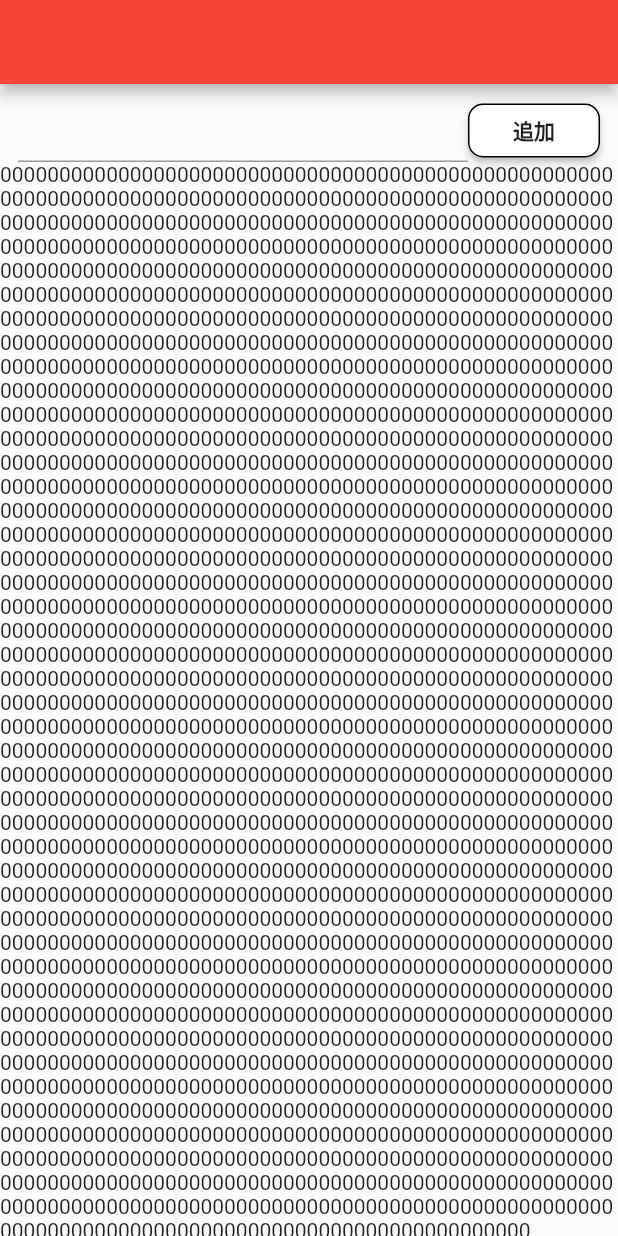
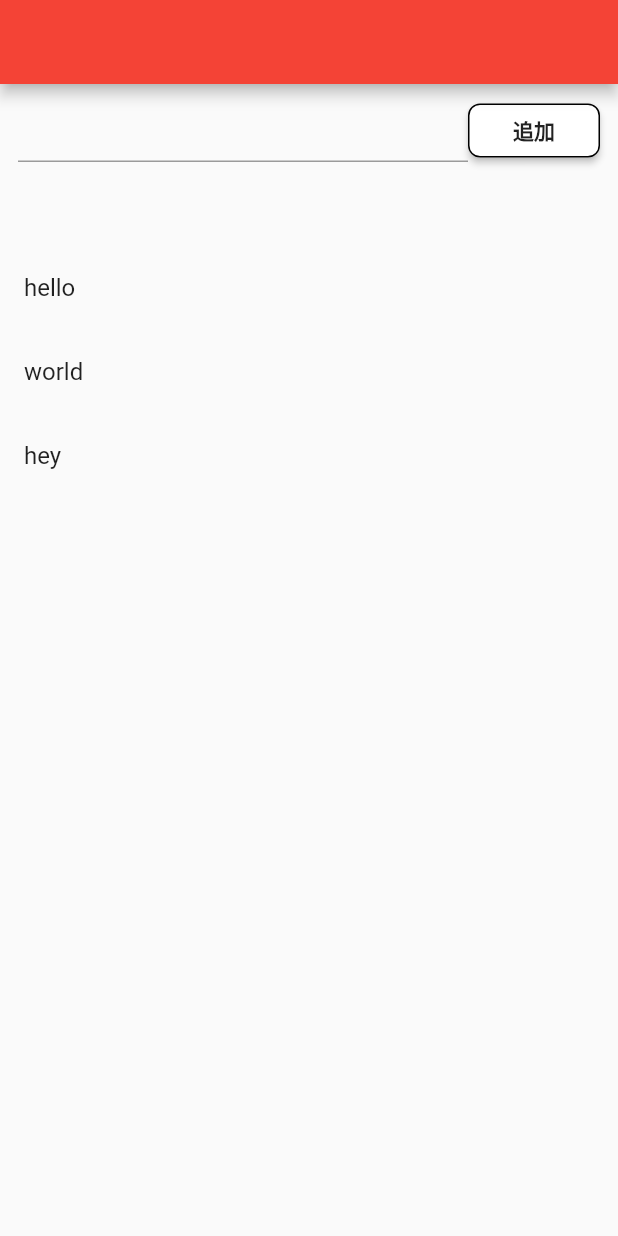
Before and after one commit to hirossan4049/flutter-todo, a Flutter app: the screen it shows after launch, after a tap on "追加", on a phone screen of 412 x 824 dp. Run offline on Flutter 3.47's test engine with Material 2 defaults, Android fonts, the phone set to English and light mode, and no system bars.

Commit message:
not working

```diff
--- a/lib/main.dart
+++ b/lib/main.dart
@@ -39,7 +39,10 @@ class MyHomePage extends StatefulWidget {
 class _MyHomePageState extends State<MyHomePage> {
   int _counter = 0;
   String _text = "";
+  var _controller = TextEditingController();
+  var listViewKey = Key("listView");
   List<Color> colorList = [Colors.cyan, Colors.deepOrange, Colors.indigo];
+  List<String> lists = ["hello", "world", "hey"];
 
   void _incrementCounter() {
     setState(() {
@@ -50,6 +53,14 @@ class _MyHomePageState extends State<MyHomePage> {
   void _handleText(String e) {
     setState(() {
       _text = e;
+    });
+  }
+
+  void add() {
+    setState(() {
+      // lists.add(_text);
+      lists.insert(0, _text);
+      _controller.clear();
     });
   }
 
@@ -71,6 +82,7 @@ class _MyHomePageState extends State<MyHomePage> {
                 children: <Widget>[
                   Flexible(
                       child: TextField(
+                    controller: _controller,
                     onChanged: _handleText,
                   )),
                   RaisedButton(
@@ -78,50 +90,56 @@ class _MyHomePageState extends State<MyHomePage> {
                           style: TextStyle(fontWeight: FontWeight.bold)),
                       color: Colors.white,
                       shape: const OutlineInputBorder(
-                        borderRadius: BorderRadius.all(Radius.circular(10)),
+                        borderRadius: BorderRadius.all(Radius.circular(8)),
                       ),
-                      onPressed: () {}),
+                      onPressed: add),
                   // HomeWidget()
                 ],
               ),
             ),
             Flexible(
               child: ListView.builder(
+                  key: listViewKey,
                   itemBuilder: (BuildContext context, int index) {
-                return Text(index.toString() * 2333);
-              }),
-              //     ListView(
-              //   children: <Widget>[
-              //     Text('Item 1'),
-              //     Text('Item 2'),
-              //     Text('Item 3'),
-              //   ],
-              // )
+                    // return Text(lists[index]);
+                    return _buildRow(index, lists[index]);
+                  },
+                  itemCount: lists.length),
             )
           ],
         ),
       ),
     );
   }
-}
 
-class HomeWidget extends StatefulWidget {
-  @override
-  State<StatefulWidget> createState() {
-    return ListState();
-  }
-}
+  Widget _buildRow(int index, String title) {
+    return Dismissible(
+      key: Key("$index"),
+      background: Container(color: Colors.red),
+      // start to endの背景
+      secondaryBackground: Container(color: Colors.yellow),
+      // end to startの背景
+      onDismissed: (direction) {
+        print("deleted $index $direction $lists");
 
-class ListState extends State<HomeWidget> {
-  @override
-  Widget build(BuildContext context) {
-    return Scaffold(
-      appBar: AppBar(
-        title: Text("List Test"),
+        setState(() {
+          lists.removeAt(index);
+          // lists.remove(title);
+        });
+
+        print("remove at $index, $lists");
+        if (direction == DismissDirection.endToStart) {
+          print("end to start"); // (日本語だと)右から左のとき
+        } else {
+          print("start to end"); // (日本語だと?)左から右のとき
+        }
+      },
+      child: ListTile(
+        title: Text(title),
+        onTap: () {
+          print("row clicked");
+        },
       ),
-      body: ListView.builder(itemBuilder: (BuildContext context, int index) {
-        return Text(index.toString());
-      }),
     );
   }
 }
```
